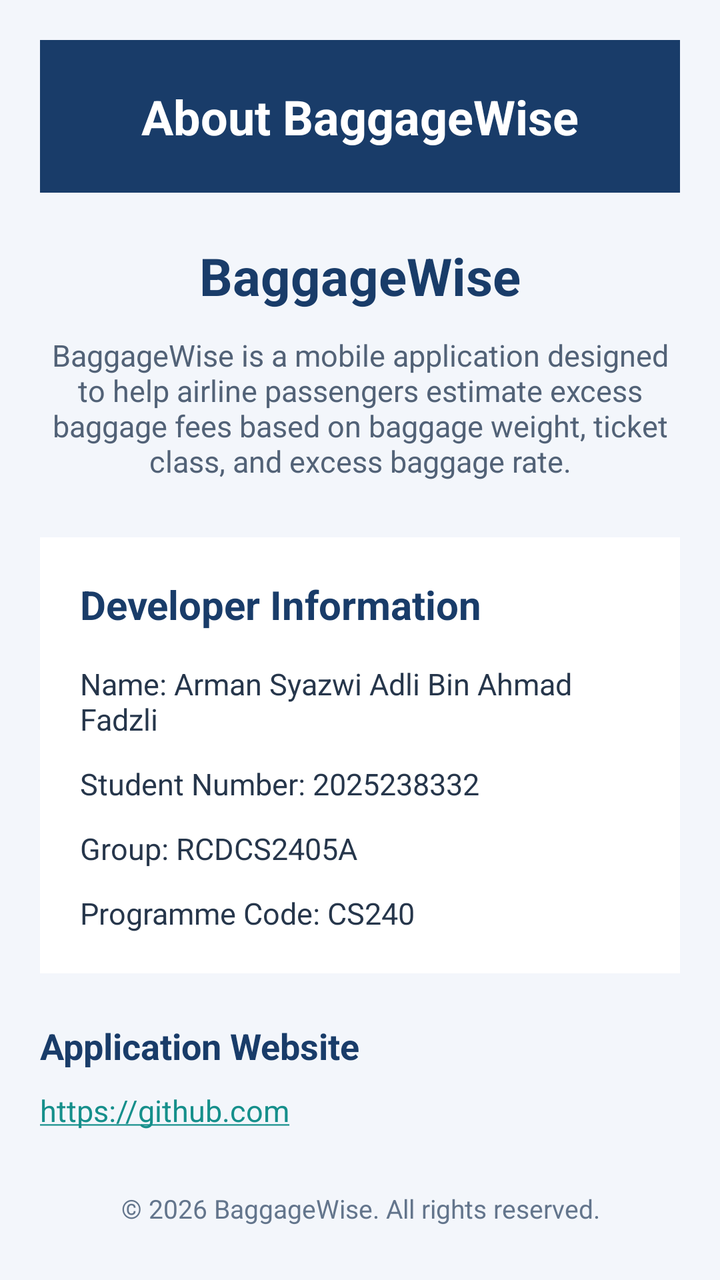
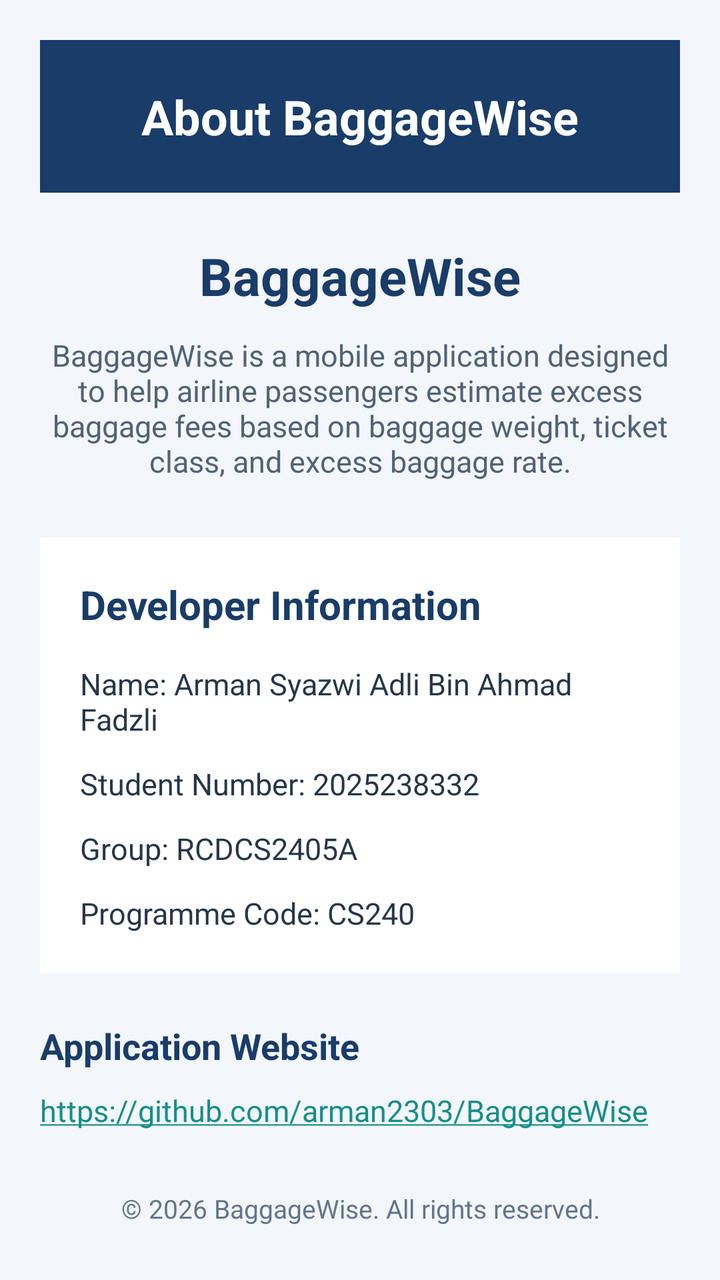

An Android layout rendered at two revisions. The XML below is the earlier revision; the diff shows what the commit changed to produce the second picture.
<!-- AndroidManifest.xml: application theme Theme.BaggageWise -->
<!-- res/layout/activity_about.xml -->
<?xml version="1.0" encoding="utf-8"?>
<ScrollView
    xmlns:android="http://schemas.android.com/apk/res/android"
    android:id="@+id/main"
    android:layout_width="match_parent"
    android:layout_height="match_parent"
    android:background="#F3F6FB"
    android:fillViewport="true">

    <LinearLayout
        android:layout_width="match_parent"
        android:layout_height="wrap_content"
        android:orientation="vertical"
        android:padding="20dp">

        
        <TextView
            android:layout_width="match_parent"
            android:layout_height="wrap_content"
            android:background="#193C69"
            android:gravity="center"
            android:padding="22dp"
            android:text="About BaggageWise"
            android:textColor="#FFFFFF"
            android:textSize="24sp"
            android:textStyle="bold" />

        
        <TextView
            android:layout_width="match_parent"
            android:layout_height="wrap_content"
            android:layout_marginTop="24dp"
            android:gravity="center"
            android:text="BaggageWise"
            android:textColor="#193C69"
            android:textSize="26sp"
            android:textStyle="bold" />

        
        <TextView
            android:layout_width="match_parent"
            android:layout_height="wrap_content"
            android:layout_marginTop="12dp"
            android:gravity="center"
            android:text="BaggageWise is a mobile application designed to help airline passengers estimate excess baggage fees based on baggage weight, ticket class, and excess baggage rate."
            android:textColor="#526277"
            android:textSize="15sp" />

        
        <LinearLayout
            android:layout_width="match_parent"
            android:layout_height="wrap_content"
            android:layout_marginTop="28dp"
            android:background="#FFFFFF"
            android:orientation="vertical"
            android:padding="20dp">

            <TextView
                android:layout_width="match_parent"
                android:layout_height="wrap_content"
                android:text="Developer Information"
                android:textColor="#193C69"
                android:textSize="20sp"
                android:textStyle="bold" />

            <TextView
                android:layout_width="match_parent"
                android:layout_height="wrap_content"
                android:layout_marginTop="16dp"
                android:text="Name: Arman Syazwi Adli Bin Ahmad Fadzli"
                android:textColor="#26364B"
                android:textSize="15sp" />

            <TextView
                android:layout_width="match_parent"
                android:layout_height="wrap_content"
                android:layout_marginTop="12dp"
                android:text="Student Number: 2025238332"
                android:textColor="#26364B"
                android:textSize="15sp" />

            <TextView
                android:layout_width="match_parent"
                android:layout_height="wrap_content"
                android:layout_marginTop="12dp"
                android:text="Group: RCDCS2405A"
                android:textColor="#26364B"
                android:textSize="15sp" />

            <TextView
                android:layout_width="match_parent"
                android:layout_height="wrap_content"
                android:layout_marginTop="12dp"
                android:text="Programme Code: CS240"
                android:textColor="#26364B"
                android:textSize="15sp" />

        </LinearLayout>

        
        <TextView
            android:layout_width="match_parent"
            android:layout_height="wrap_content"
            android:layout_marginTop="24dp"
            android:text="Application Website"
            android:textColor="#193C69"
            android:textSize="18sp"
            android:textStyle="bold" />

        <TextView
            android:id="@+id/textWebsite"
            android:layout_width="match_parent"
            android:layout_height="wrap_content"
            android:layout_marginTop="10dp"
            android:autoLink="web"
            android:linksClickable="true"
            android:text="https://github.com"
            android:textColorLink="#158F8B"
            android:textSize="15sp" />

        
        <TextView
            android:layout_width="match_parent"
            android:layout_height="wrap_content"
            android:layout_marginTop="30dp"
            android:gravity="center"
            android:text="© 2026 BaggageWise. All rights reserved."
            android:textColor="#63758C"
            android:textSize="13sp" />

    </LinearLayout>

</ScrollView>
<!-- resources referenced by this layout -->
<resources>
  <style name="Theme.BaggageWise" parent="Base.Theme.BaggageWise" />
  <style name="Base.Theme.BaggageWise" parent="Theme.Material3.DayNight.NoActionBar">
          
          
          <item name="colorPrimary">@color/baggage_navy</item>
          <item name="colorAccent">@color/baggage_teal</item>
      </style>
  <color name="baggage_navy">#193C69</color>
  <color name="baggage_teal">#158F8B</color>
</resources>

<!-- the commit's change to res/layout/activity_about.xml (unified diff, before → after) -->
@@ -114,7 +114,7 @@
             android:layout_marginTop="10dp"
             android:autoLink="web"
             android:linksClickable="true"
-            android:text="https://github.com"
+            android:text="https://github.com/arman2303/BaggageWise"
             android:textColorLink="#158F8B"
             android:textSize="15sp" />
 
